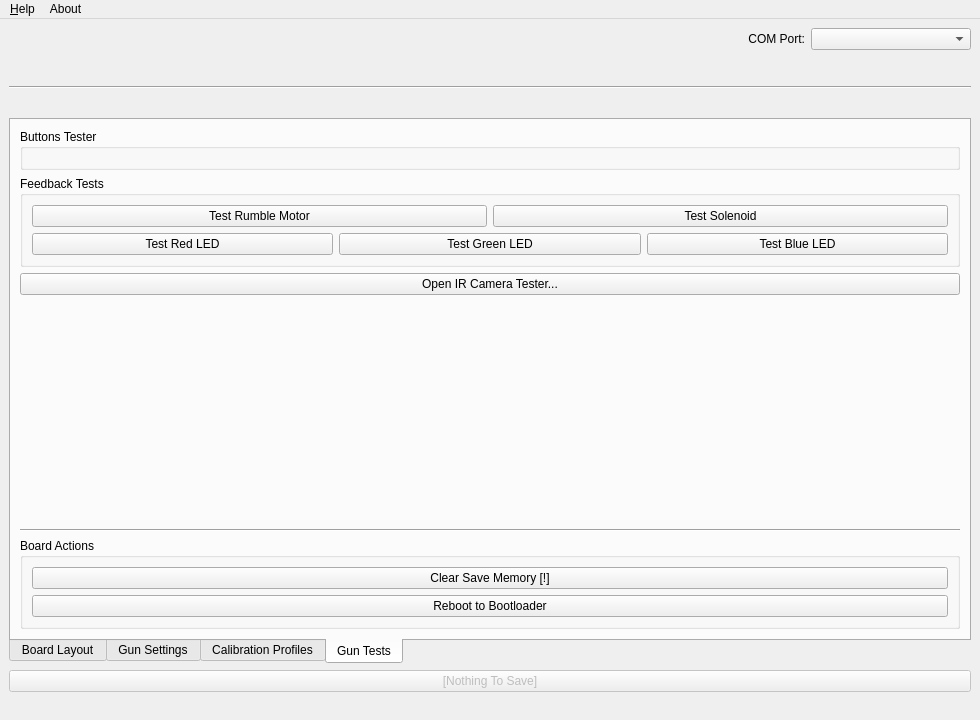
Before: the Qt Designer form src/appmainwindow.ui in TeamOpenFIRE/OpenFIRE-App, drawn with Qt 5.
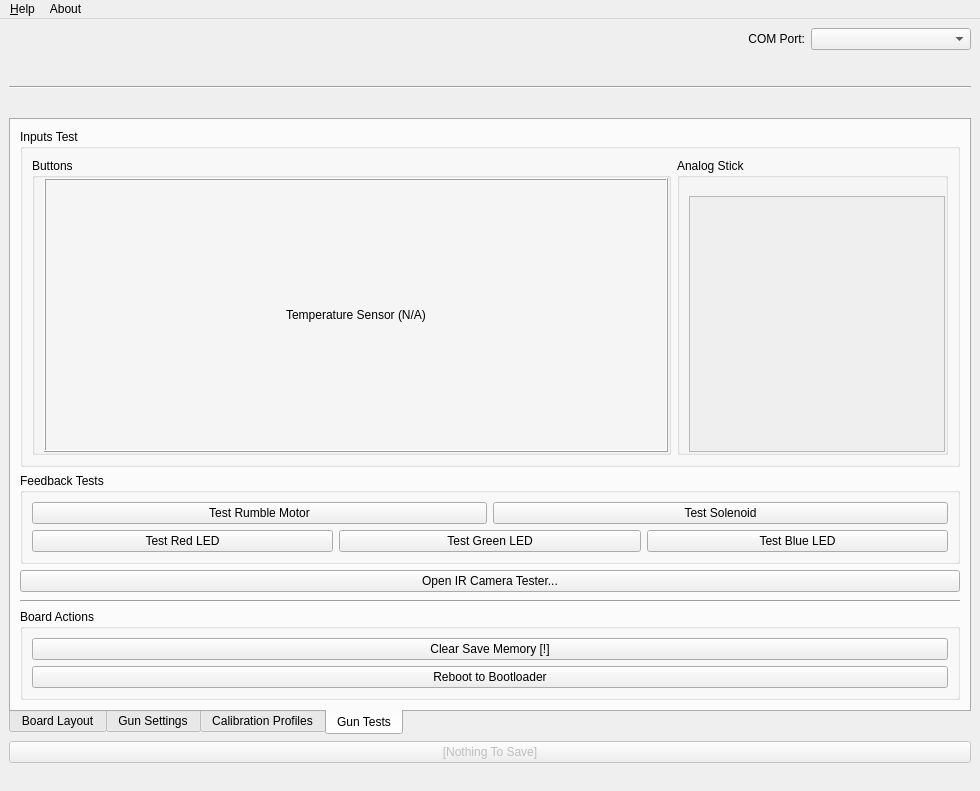
After: the same form once the commit is applied. The open tabs and pages were chosen to show the change. Icons and pictures are not drawn.

Commit message: Add analog pos viewer w/ coordinates, rework buttons tester

Diff of the .ui file:
```diff
--- a/src/appmainwindow.ui
+++ b/src/appmainwindow.ui
@@ -1724,9 +1724,120 @@
         <item>
          <widget class="QGroupBox" name="buttonsTestArea">
           <property name="title">
-           <string>Buttons Tester</string>
+           <string>Inputs Test</string>
           </property>
-          <layout class="QGridLayout" name="buttonsTestLayout"/>
+          <layout class="QHBoxLayout" name="horizontalLayout_5">
+           <item>
+            <widget class="QGroupBox" name="btnsGroup">
+             <property name="title">
+              <string>Buttons</string>
+             </property>
+             <layout class="QVBoxLayout" name="verticalLayout_11" stretch="3,1">
+              <property name="topMargin">
+               <number>0</number>
+              </property>
+              <property name="rightMargin">
+               <number>0</number>
+              </property>
+              <property name="bottomMargin">
+               <number>0</number>
+              </property>
+              <item>
+               <layout class="QGridLayout" name="btnsLayout"/>
+              </item>
+              <item>
+               <widget class="QLabel" name="tmp36Label">
+                <property name="frameShape">
+                 <enum>QFrame::Shape::Box</enum>
+                </property>
+                <property name="frameShadow">
+                 <enum>QFrame::Shadow::Raised</enum>
+                </property>
+                <property name="text">
+                 <string>Temperature Sensor (N/A)</string>
+                </property>
+                <property name="alignment">
+                 <set>Qt::AlignmentFlag::AlignCenter</set>
+                </property>
+               </widget>
+              </item>
+             </layout>
+            </widget>
+           </item>
+           <item>
+            <widget class="QGroupBox" name="analogGroup">
+             <property name="sizePolicy">
+              <sizepolicy hsizetype="Fixed" vsizetype="Fixed">
+               <horstretch>0</horstretch>
+               <verstretch>0</verstretch>
+              </sizepolicy>
+             </property>
+             <property name="title">
+              <string>Analog Stick</string>
+             </property>
+             <layout class="QVBoxLayout" name="verticalLayout_8" stretch="0,1">
+              <property name="spacing">
+               <number>4</number>
+              </property>
+              <property name="topMargin">
+               <number>0</number>
+              </property>
+              <property name="rightMargin">
+               <number>0</number>
+              </property>
+              <property name="bottomMargin">
+               <number>0</number>
+              </property>
+              <item>
+               <widget class="QLabel" name="aPosLabel">
+                <property name="font">
+                 <font>
+                  <italic>true</italic>
+                 </font>
+                </property>
+                <property name="text">
+                 <string/>
+                </property>
+                <property name="alignment">
+                 <set>Qt::AlignmentFlag::AlignCenter</set>
+                </property>
+               </widget>
+              </item>
+              <item>
+               <widget class="QGraphicsView" name="analogGfxView">
+                <property name="enabled">
+                 <bool>false</bool>
+                </property>
+                <property name="sizePolicy">
+                 <sizepolicy hsizetype="Fixed" vsizetype="Fixed">
+                  <horstretch>0</horstretch>
+                  <verstretch>0</verstretch>
+                 </sizepolicy>
+                </property>
+                <property name="minimumSize">
+                 <size>
+                  <width>256</width>
+                  <height>256</height>
+                 </size>
+                </property>
+                <property name="verticalScrollBarPolicy">
+                 <enum>Qt::ScrollBarPolicy::ScrollBarAlwaysOff</enum>
+                </property>
+                <property name="horizontalScrollBarPolicy">
+                 <enum>Qt::ScrollBarPolicy::ScrollBarAlwaysOff</enum>
+                </property>
+                <property name="interactive">
+                 <bool>false</bool>
+                </property>
+                <property name="alignment">
+                 <set>Qt::AlignmentFlag::AlignLeading|Qt::AlignmentFlag::AlignLeft|Qt::AlignmentFlag::AlignTop</set>
+                </property>
+               </widget>
+              </item>
+             </layout>
+            </widget>
+           </item>
+          </layout>
          </widget>
         </item>
         <item>
```
Left out of the diff: 6 changed lines with no effect on the pictures. The commit also changes 2 other files.
